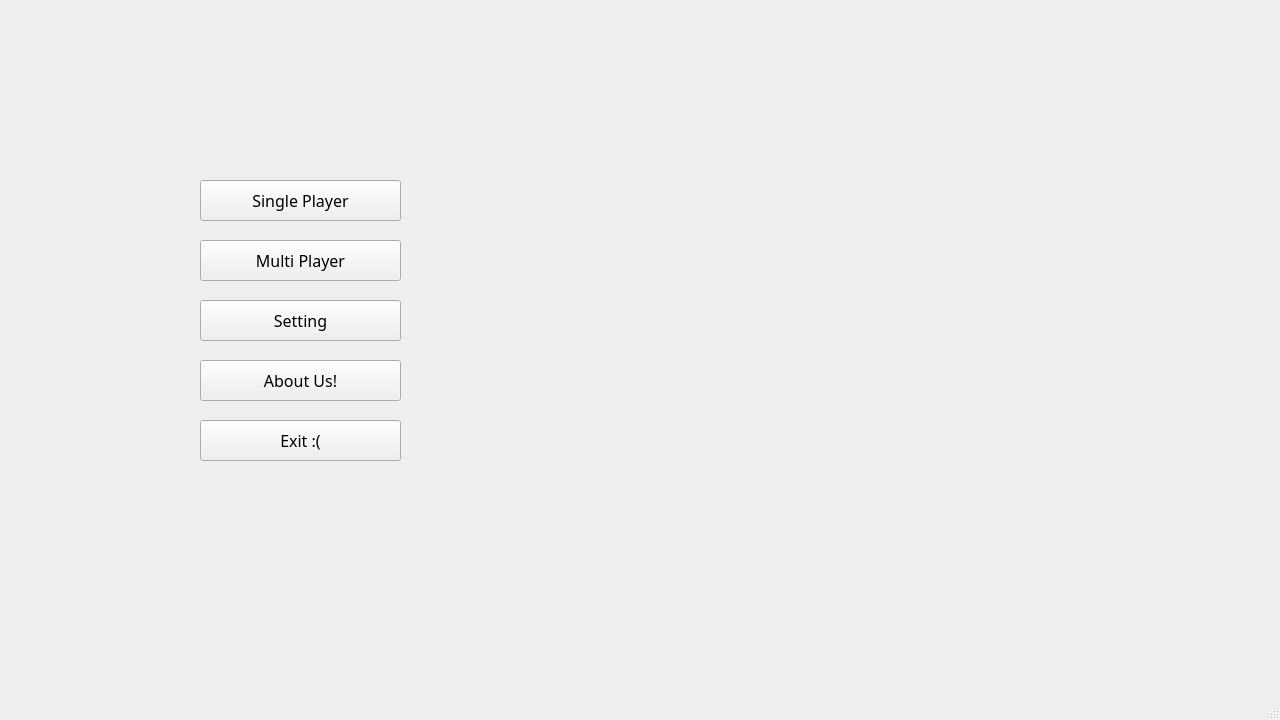
Qt form mainwindow.ui (rezaqomy/quse) before a commit.
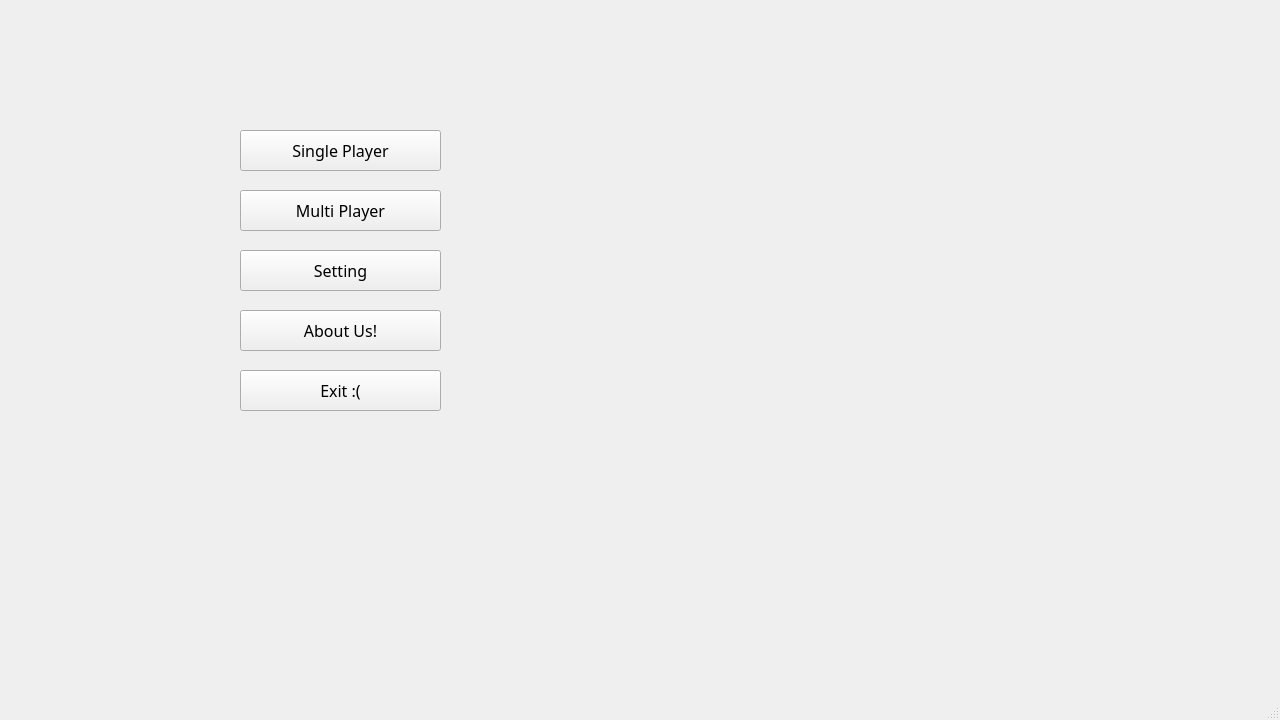
The same form after that commit.

Patch:
```diff
--- a/mainwindow.ui
+++ b/mainwindow.ui
@@ -14,11 +14,21 @@
    <string>MainWindow</string>
   </property>
   <widget class="QWidget" name="centralwidget">
+   <widget class="QStackedWidget" name="stackedWidget">
+    <property name="geometry">
+     <rect>
+      <x>40</x>
+      <y>-20</y>
+      <width>1200</width>
+      <height>700</height>
+     </rect>
+    </property>
+    <widget class="QWidget" name="page">
    <widget class="QPushButton" name="btnSingle">
     <property name="geometry">
      <rect>
       <x>200</x>
-      <y>180</y>
+        <y>150</y>
       <width>201</width>
       <height>41</height>
      </rect>
@@ -37,7 +47,7 @@
     <property name="geometry">
      <rect>
       <x>200</x>
-      <y>240</y>
+        <y>210</y>
       <width>201</width>
       <height>41</height>
      </rect>
@@ -52,30 +62,11 @@
      <string>Multi Player</string>
     </property>
    </widget>
-   <widget class="QPushButton" name="btnSetting">
-    <property name="geometry">
-     <rect>
-      <x>200</x>
-      <y>300</y>
-      <width>201</width>
-      <height>41</height>
-     </rect>
-    </property>
-    <property name="font">
-     <font>
-      <family>B Nazanin</family>
-      <pointsize>12</pointsize>
-     </font>
-    </property>
-    <property name="text">
-     <string>Setting</string>
-    </property>
-   </widget>
    <widget class="QPushButton" name="btnAbout">
     <property name="geometry">
      <rect>
       <x>200</x>
-      <y>360</y>
+        <y>330</y>
       <width>201</width>
       <height>41</height>
      </rect>
@@ -90,11 +81,30 @@
      <string>About Us!</string>
     </property>
    </widget>
+     <widget class="QPushButton" name="btnSetting">
+      <property name="geometry">
+       <rect>
+        <x>200</x>
+        <y>270</y>
+        <width>201</width>
+        <height>41</height>
+       </rect>
+      </property>
+      <property name="font">
+       <font>
+        <family>B Nazanin</family>
+        <pointsize>12</pointsize>
+       </font>
+      </property>
+      <property name="text">
+       <string>Setting</string>
+      </property>
+     </widget>
    <widget class="QPushButton" name="btnExit">
     <property name="geometry">
      <rect>
       <x>200</x>
-      <y>420</y>
+        <y>390</y>
       <width>201</width>
       <height>41</height>
      </rect>
@@ -108,6 +118,9 @@
     <property name="text">
      <string>Exit :(</string>
     </property>
+     </widget>
+    </widget>
+    <widget class="QWidget" name="page_2"/>
    </widget>
   </widget>
   <widget class="QMenuBar" name="menubar">
```
Lines whose indentation alone changed are shown as unchanged.
